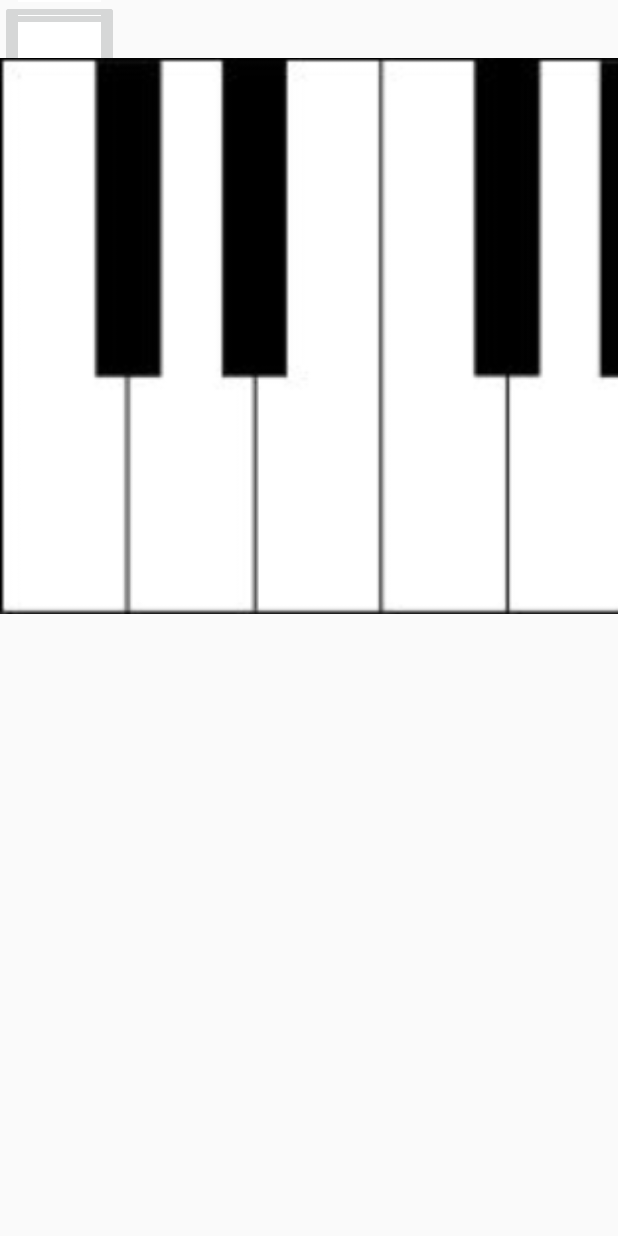
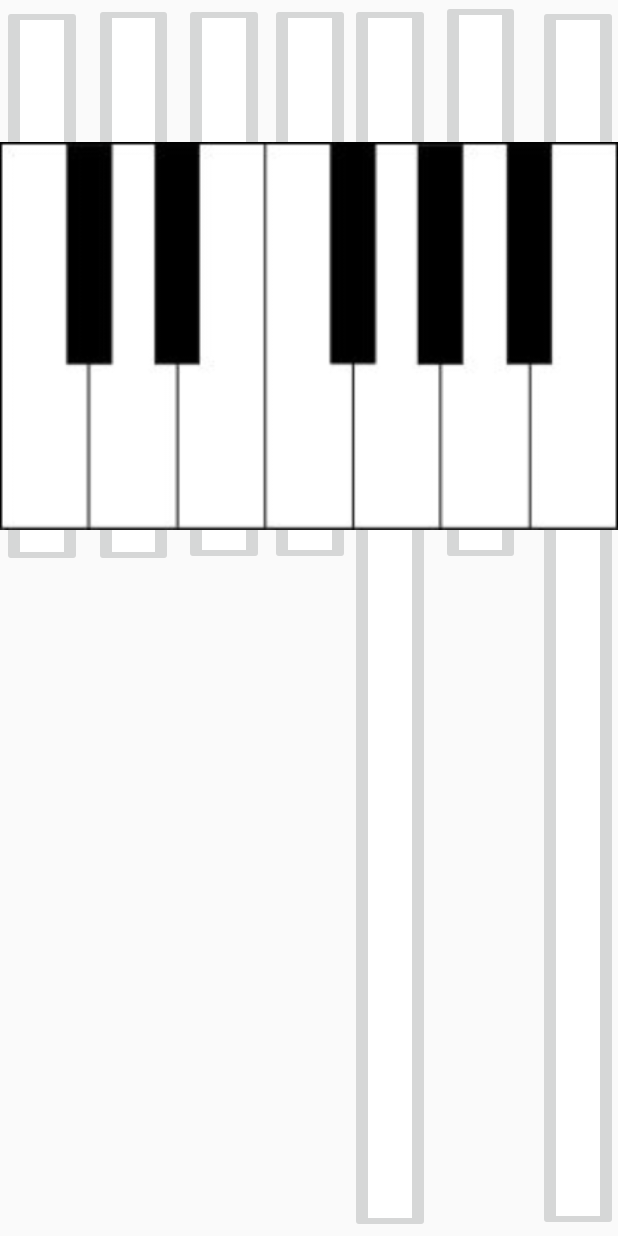
Before and after one commit to eddy17c17c/OneManBand, an Android app: the layout activity_piano.xml on its own in the app's theme, with its tools: preview values and no code run, on a phone screen of 412 x 824 dp. Run offline under Robolectric (Android 15) with nearby library versions, the light colour scheme and no system bars.

Commit message:
piano activity

```diff
--- a/app/src/main/java/com/example/eddy/onemanband/PianoActivity.java
+++ b/app/src/main/java/com/example/eddy/onemanband/PianoActivity.java
@@ -1,30 +1,53 @@
 package com.example.eddy.onemanband;
 
 import android.content.Context;
-import android.media.Image;
 import android.media.MediaPlayer;
-import android.support.v7.app.AppCompatActivity;
 import android.os.Bundle;
 import android.view.LayoutInflater;
 import android.view.View;
-import android.widget.ImageButton;
 
 public class PianoActivity extends NavActivity {
 
-    MediaPlayer Do;
+    MediaPlayer Do,Re,Mi,Fa,So,La,Ti;
 
     @Override
     protected void onCreate(Bundle savedInstanceState) {
         super.onCreate(savedInstanceState);
         LayoutInflater inflater=(LayoutInflater) this.getSystemService(Context.LAYOUT_INFLATER_SERVICE);
-        View contentView=inflater.inflate(R.layout.activity_ring,null);
+        View contentView=inflater.inflate(R.layout.activity_piano,null);
         mDrawerLayout.addView(contentView,0);
 
-        Do=MediaPlayer.create(this,R.raw.ring);
+        Do=MediaPlayer.create(this,R.raw.do111);
+        Re=MediaPlayer.create(this,R.raw.re);
+        Mi=MediaPlayer.create(this,R.raw.mi);
+        Fa=MediaPlayer.create(this,R.raw.fa);
+        So=MediaPlayer.create(this,R.raw.so);
+        La=MediaPlayer.create(this,R.raw.la);
+        Ti=MediaPlayer.create(this,R.raw.ti);
 
     }
 
     public void playDo(View view){
         Do.start();
     }
+    public void playRe(View view){
+        Re.start();
+    }
+    public void playMi(View view){
+        Mi.start();
+    }
+    public void playFa(View view){
+        Fa.start();
+    }
+    public void playSo(View view){
+        So.start();
+    }
+    public void playLa(View view){
+        La.start();
+    }
+    public void playTi(View view){
+        Ti.start();
+    }
+
+
 }
--- a/app/src/main/res/layout/activity_piano.xml
+++ b/app/src/main/res/layout/activity_piano.xml
@@ -11,66 +11,101 @@
 
     <ImageButton
         android:id="@+id/Do"
-        android:layout_width="79dp"
-        android:layout_height="313dp"
+        android:layout_width="0dp"
+        android:layout_height="0dp"
+        android:layout_marginEnd="8dp"
+        android:layout_marginStart="1dp"
+        android:longClickable="false"
         android:onClick="playDo"
-        app:srcCompat="?attr/colorBackgroundFloating"
-        tools:layout_editor_absoluteX="1dp"
-        tools:layout_editor_absoluteY="44dp" />
+        app:layout_constraintBottom_toBottomOf="@+id/Re"
+        app:layout_constraintEnd_toStartOf="@+id/Re"
+        app:layout_constraintStart_toStartOf="parent"
+        app:layout_constraintTop_toTopOf="@+id/Ti"
+        app:srcCompat="?attr/colorBackgroundFloating" />
 
     <ImageButton
         android:id="@+id/Re"
-        android:layout_width="79dp"
-        android:layout_height="1dp"
-        app:srcCompat="?attr/colorBackgroundFloating"
-        tools:layout_editor_absoluteX="88dp"
-        tools:layout_editor_absoluteY="44dp" />
+        android:layout_width="0dp"
+        android:layout_height="376dp"
+        android:layout_marginEnd="7dp"
+        android:layout_marginTop="2dp"
+        android:onClick="playRe"
+        app:layout_constraintEnd_toStartOf="@+id/Mi"
+        app:layout_constraintStart_toEndOf="@+id/Do"
+        app:layout_constraintTop_toTopOf="@+id/imageView"
+        app:srcCompat="?attr/colorBackgroundFloating" />
 
     <ImageButton
         android:id="@+id/Mi"
-        android:layout_width="79dp"
-        android:layout_height="1dp"
-        app:srcCompat="?attr/colorBackgroundFloating"
-        tools:layout_editor_absoluteX="174dp"
-        tools:layout_editor_absoluteY="44dp" />
+        android:layout_width="0dp"
+        android:layout_height="0dp"
+        android:layout_marginEnd="4dp"
+        android:onClick="playMi"
+        app:layout_constraintBottom_toBottomOf="@+id/Fa"
+        app:layout_constraintEnd_toStartOf="@+id/Fa"
+        app:layout_constraintStart_toEndOf="@+id/Re"
+        app:layout_constraintTop_toTopOf="@+id/Fa"
+        app:srcCompat="?attr/colorBackgroundFloating" />
 
     <ImageButton
         android:id="@+id/Fa"
-        android:layout_width="79dp"
-        android:layout_height="1dp"
-        app:srcCompat="?attr/colorBackgroundFloating"
-        tools:layout_editor_absoluteX="257dp"
-        tools:layout_editor_absoluteY="44dp" />
+        android:layout_width="0dp"
+        android:layout_height="0dp"
+        android:onClick="playFa"
+        app:layout_constraintBottom_toBottomOf="@+id/La"
+        app:layout_constraintEnd_toStartOf="@+id/So"
+        app:layout_constraintStart_toEndOf="@+id/Mi"
+        app:layout_constraintTop_toTopOf="@+id/So"
+        app:srcCompat="?attr/colorBackgroundFloating" />
 
     <ImageButton
         android:id="@+id/So"
-        android:layout_width="79dp"
-        android:layout_height="1dp"
-        app:srcCompat="?attr/colorBackgroundFloating"
-        tools:layout_editor_absoluteX="336dp"
-        tools:layout_editor_absoluteY="44dp" />
+        android:layout_width="0dp"
+        android:layout_height="0dp"
+        android:layout_marginBottom="2dp"
+        android:layout_marginEnd="7dp"
+        android:layout_marginTop="2dp"
+        android:onClick="playSo"
+        app:layout_constraintBottom_toBottomOf="parent"
+        app:layout_constraintEnd_toStartOf="@+id/La"
+        app:layout_constraintStart_toEndOf="@+id/Fa"
+        app:layout_constraintTop_toTopOf="parent"
+        app:srcCompat="?attr/colorBackgroundFloating" />
 
     <ImageButton
         android:id="@+id/La"
-        android:layout_width="79dp"
+        android:layout_width="0dp"
         android:layout_height="0dp"
-        app:srcCompat="?attr/colorBackgroundFloating"
-        tools:layout_editor_absoluteX="422dp"
-        tools:layout_editor_absoluteY="44dp" />
+        android:layout_marginBottom="71dp"
+        android:layout_marginEnd="12dp"
+        android:onClick="playLa"
+        app:layout_constraintBottom_toBottomOf="@+id/imageView"
+        app:layout_constraintEnd_toStartOf="@+id/Ti"
+        app:layout_constraintStart_toEndOf="@+id/So"
+        app:layout_constraintTop_toTopOf="parent"
+        app:srcCompat="?attr/colorBackgroundFloating" />
 
     <ImageButton
         android:id="@+id/Ti"
-        android:layout_width="79dp"
-        android:layout_height="1dp"
-        app:srcCompat="?attr/colorBackgroundFloating"
-        tools:layout_editor_absoluteX="513dp"
-        tools:layout_editor_absoluteY="44dp" />
+        android:layout_width="0dp"
+        android:layout_height="0dp"
+        android:layout_marginBottom="3dp"
+        android:layout_marginTop="3dp"
+        android:onClick="playTi"
+        app:layout_constraintBottom_toBottomOf="parent"
+        app:layout_constraintEnd_toEndOf="parent"
+        app:layout_constraintStart_toEndOf="@+id/La"
+        app:layout_constraintTop_toTopOf="parent"
+        app:srcCompat="?attr/colorBackgroundFloating" />
 
     <ImageView
         android:id="@+id/imageView"
-        android:layout_width="592dp"
+        android:layout_width="0dp"
         android:layout_height="448dp"
         android:scaleType="fitCenter"
+        app:layout_constraintEnd_toEndOf="parent"
+        app:layout_constraintStart_toStartOf="parent"
+        app:layout_constraintTop_toTopOf="parent"
         app:srcCompat="@drawable/pianokey" />
 
 </android.support.constraint.ConstraintLayout>
```
Also changed, not shown: 7 other files.
